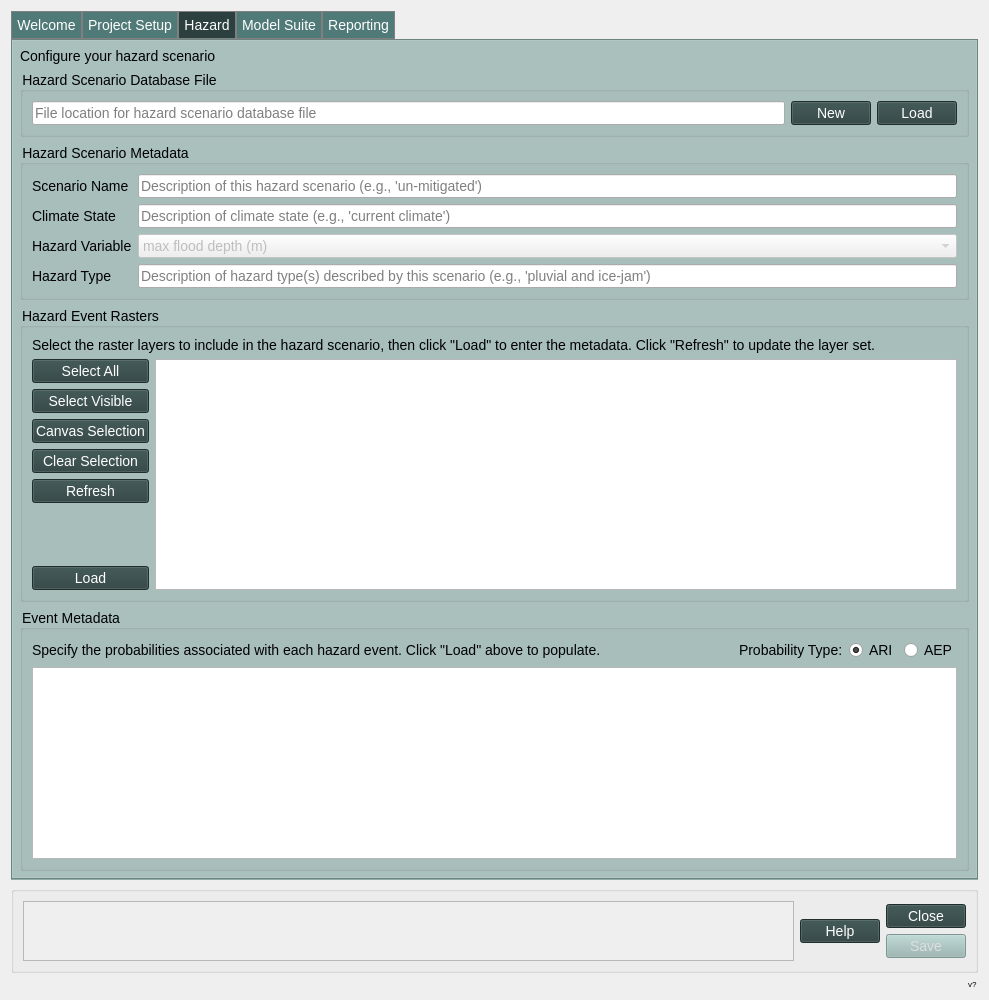
Old version of the form canflood2/canflood2_dialog_main.ui in the repository cefect/CanFlood2.
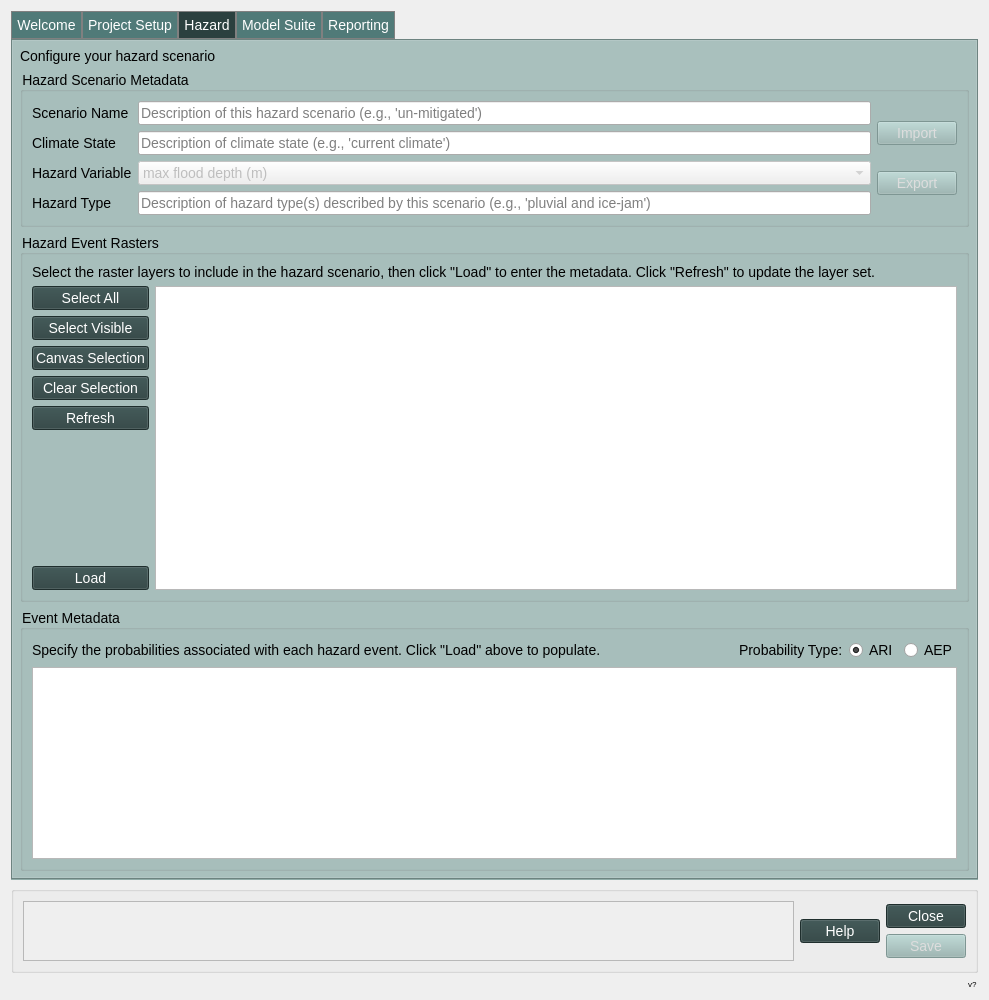
New version of the form. The open tabs and pages were chosen to show the change. Icons and pictures are not drawn. Custom widgets are drawn as their Qt base class.

Commit message: test_dial_main_00_init

Patch:
```diff
--- a/canflood2/canflood2_dialog_main.ui
+++ b/canflood2/canflood2_dialog_main.ui
@@ -527,43 +527,6 @@
          </property>
         </widget>
        </item>
-       <item>
-        <widget class="QGroupBox" name="groupBox_24">
-         <property name="title">
-          <string>Hazard Scenario Database File</string>
-         </property>
-         <layout class="QVBoxLayout" name="verticalLayout_17">
-          <item>
-           <layout class="QHBoxLayout" name="horizontalLayout_6">
-            <item>
-             <widget class="QLineEdit" name="lineEdit_HZ_hazDB_fp">
-              <property name="text">
-               <string/>
-              </property>
-              <property name="placeholderText">
-               <string>File location for hazard scenario database file</string>
-              </property>
-             </widget>
-            </item>
-            <item>
-             <widget class="QPushButton" name="pushButton_HZ_hazDB_new">
-              <property name="text">
-               <string>New</string>
-              </property>
-             </widget>
-            </item>
-            <item>
-             <widget class="QPushButton" name="pushButton_HZ_hazDB_load">
-              <property name="text">
-               <string>Load</string>
-              </property>
-             </widget>
-            </item>
-           </layout>
-          </item>
-         </layout>
-        </widget>
-       </item>
        <item>
         <widget class="QGroupBox" name="groupBox_8">
          <property name="title">
@@ -661,6 +624,30 @@
             </item>
            </layout>
           </item>
+          <item>
+           <layout class="QVBoxLayout" name="verticalLayout_21">
+            <item>
+             <widget class="QPushButton" name="pushButton_HZ_hazDB_import">
+              <property name="enabled">
+               <bool>false</bool>
+              </property>
+              <property name="text">
+               <string>Import</string>
+              </property>
+             </widget>
+            </item>
+            <item>
+             <widget class="QPushButton" name="pushButton_HZ_hazDB_export">
+              <property name="enabled">
+               <bool>false</bool>
+              </property>
+              <property name="text">
+               <string>Export</string>
+              </property>
+             </widget>
+            </item>
+           </layout>
+          </item>
          </layout>
         </widget>
        </item>
```
The commit also changes 1 other file.
